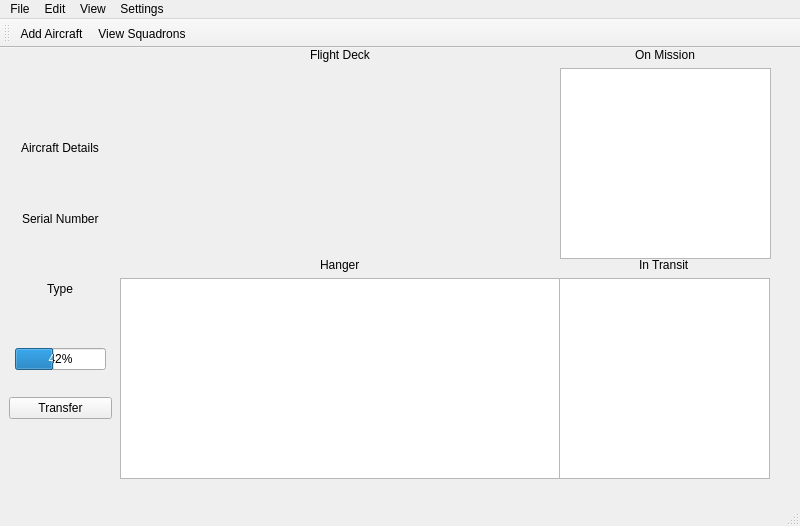
Qt form GUI/mainWindow.ui (Wod1n/Air-Asset-Manager) before a commit.
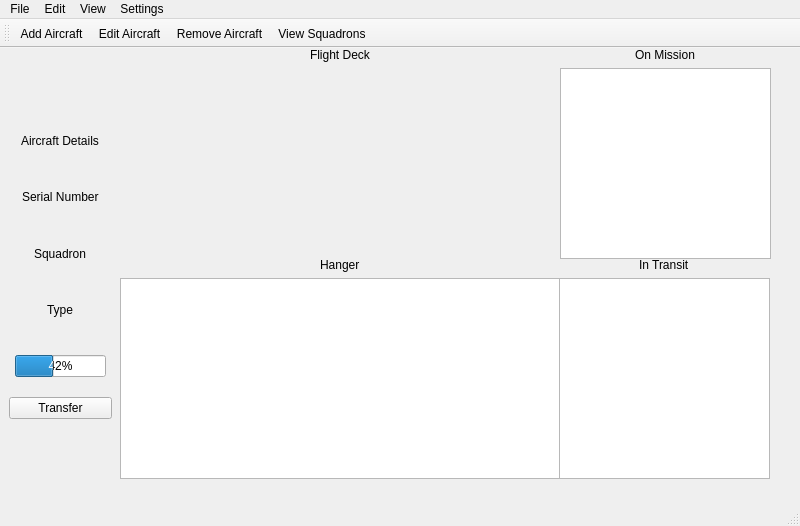
The same form after that commit.

Commit message:
Add Edit and remove aircraft functionality.
Minor bugfixes.

```diff
--- a/GUI/mainWindow.ui
+++ b/GUI/mainWindow.ui
@@ -116,20 +116,27 @@
        </property>
       </widget>
      </item>
-     <item row="3" column="0" alignment="Qt::AlignHCenter|Qt::AlignVCenter">
+     <item row="5" column="0">
+      <widget class="QPushButton" name="transferButton">
+       <property name="text">
+        <string>Transfer</string>
+       </property>
+      </widget>
+     </item>
+     <item row="3" column="0" alignment="Qt::AlignHCenter">
+      <widget class="QLabel" name="type">
+       <property name="text">
+        <string>Type</string>
+       </property>
+      </widget>
+     </item>
+     <item row="4" column="0" alignment="Qt::AlignHCenter|Qt::AlignVCenter">
       <widget class="QProgressBar" name="fuelLevel">
        <property name="value">
         <number>42</number>
        </property>
       </widget>
      </item>
-     <item row="2" column="0" alignment="Qt::AlignHCenter">
-      <widget class="QLabel" name="type">
-       <property name="text">
-        <string>Type</string>
-       </property>
-      </widget>
-     </item>
      <item row="1" column="0" alignment="Qt::AlignHCenter">
       <widget class="QLabel" name="serialNumber">
        <property name="text">
@@ -137,10 +144,10 @@
        </property>
       </widget>
      </item>
-     <item row="4" column="0">
-      <widget class="QPushButton" name="transferButton">
+     <item row="2" column="0" alignment="Qt::AlignHCenter">
+      <widget class="QLabel" name="squadron">
        <property name="text">
-        <string>Transfer</string>
+        <string>Squadron</string>
        </property>
       </widget>
      </item>
@@ -194,6 +201,8 @@
     <bool>false</bool>
    </attribute>
    <addaction name="actionaddAircraft"/>
+   <addaction name="actioneditAircraft"/>
+   <addaction name="actionremoveAircraft"/>
    <addaction name="actionviewSquadrons"/>
   </widget>
   <action name="actionaddAircraft">
@@ -206,6 +215,16 @@
     <string>View Squadrons</string>
    </property>
   </action>
+  <action name="actioneditAircraft">
+   <property name="text">
+    <string>Edit Aircraft</string>
+   </property>
+  </action>
+  <action name="actionremoveAircraft">
+   <property name="text">
+    <string>Remove Aircraft</string>
+   </property>
+  </action>
  </widget>
  <resources/>
  <connections>
```
Left out of the diff: 69 changed lines with no effect on the pictures. The commit also changes 11 other files.
